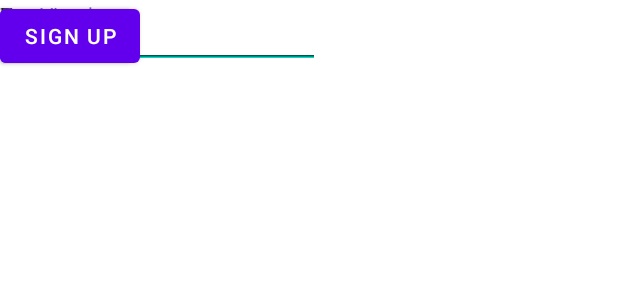
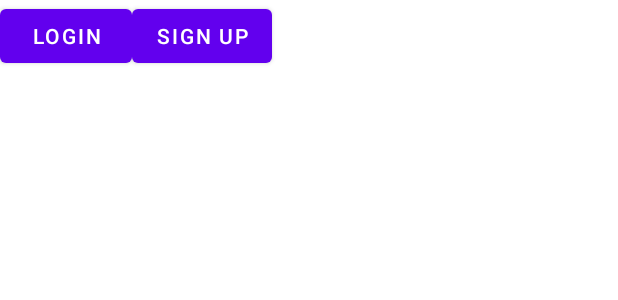
Before and after one commit to ST10090588/LoginPage, an Android app: the layout activity_main.xml on its own in the app's theme, with its tools: preview values and no code run, on a phone screen of 412 x 824 dp. Shown: the top 300 px of the screen. Run offline under Robolectric (Android 15) with nearby library versions, the phone set to English and light mode, and no system bars.

Commit message:
fixing layout

```diff
--- a/app/src/main/res/layout/activity_main.xml
+++ b/app/src/main/res/layout/activity_main.xml
@@ -5,6 +5,13 @@
     android:layout_width="match_parent"
     android:layout_height="match_parent"
     tools:context=".MainActivity">
+
+    <LinearLayout
+        android:layout_width="wrap_content"
+        android:layout_height="wrap_content"
+        android:orientation="horizontal"
+        tools:layout_editor_absoluteX="1dp"
+        tools:layout_editor_absoluteY="1dp">
 
     <Button
         android:id="@+id/button"
@@ -69,5 +76,6 @@
         android:text="TextView"
         tools:layout_editor_absoluteX="68dp"
         tools:layout_editor_absoluteY="100dp" />
+    </LinearLayout>
 
 </androidx.constraintlayout.widget.ConstraintLayout>
```
